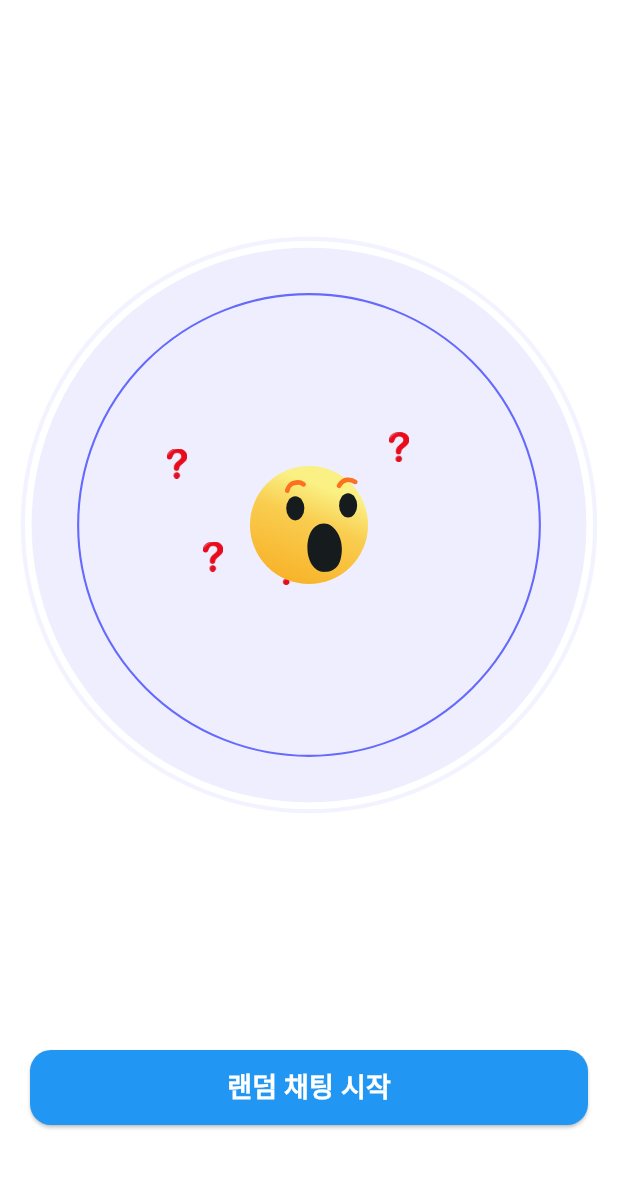
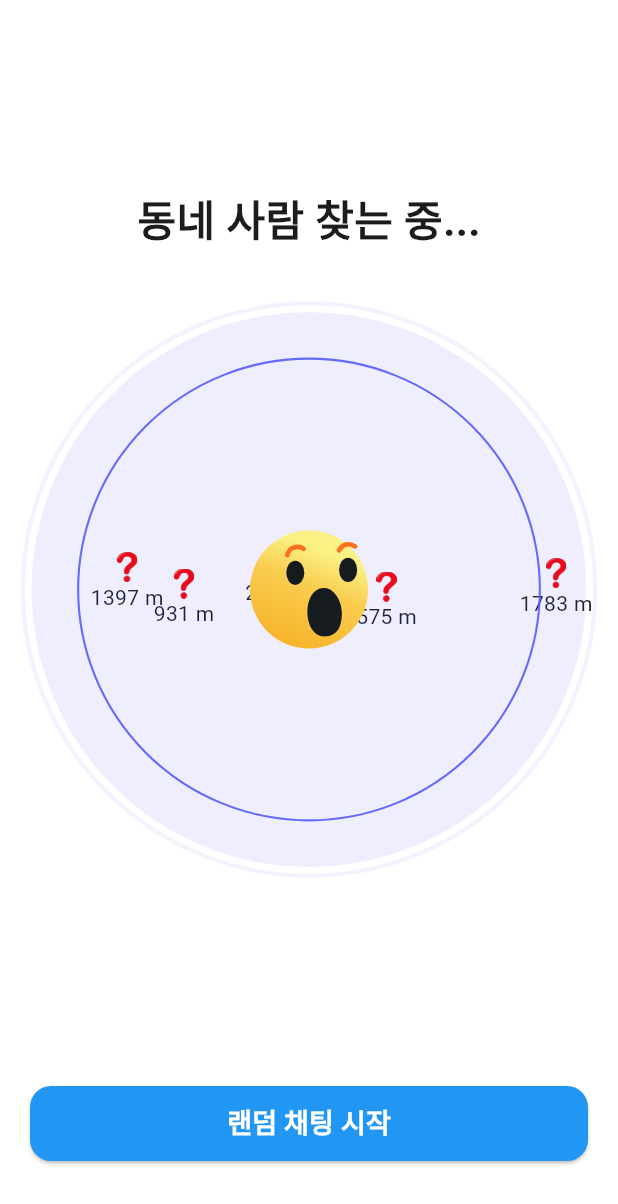
Before and after one commit to monho/emoji, a Flutter app: the screen it shows after launch, on a phone screen of 412 x 824 dp. Shown: the top 1204 px of the screen. Run offline on Flutter 3.47's test engine with Material 3 defaults, Android fonts, the phone set to English and light mode, and no system bars; our stand-ins replace lottie.

Commit message:
Feat: 위치를 기반으로 마커 생성

```diff
--- a/lib/view/main/main_page.dart
+++ b/lib/view/main/main_page.dart
@@ -12,14 +12,14 @@ class MainPage extends StatelessWidget {
 
     //
     // 예시 데이터
-    double myLat = 37.5034138;
-    double myLon = 126.7660309;
+    double myLat = 37.56104;
+    double myLon = 126.9257;
     List<Map<String, dynamic>> peoplePositions = [
-      {'lat': 37.5665, 'lon': 126.9780, 'name': '서울'}, // 서울시청
-      {'lat': 35.1587, 'lon': 129.0551, 'name': '부산'}, // 광안리 해수욕장
-      {'lat': 35.8714, 'lon': 128.6014, 'name': '대구'}, // 대구시청
-      {'lat': 35.1595, 'lon': 126.8526, 'name': '광주'}, // 광주광역시청
-      {'lat': 33.5115, 'lon': 126.4927, 'name': '제주'}, // 제주국제공항
+      {'lat': 37.5450, 'lon': 126.9258, 'name': '1'},
+      {'lat': 37.5736, 'lon': 126.9262, 'name': '2'},
+      {'lat': 37.5694, 'lon': 126.9251, 'name': '3'},
+      {'lat': 37.5559, 'lon': 126.9249, 'name': '4'},
+      {'lat': 37.5633, 'lon': 126.9265, 'name': '5'},
     ];
     //
     //
@@ -45,28 +45,42 @@ class MainPage extends StatelessWidget {
         return calculateDistance(myLat, myLon, e['lat'], e['lon']);
       },
     ).toList();
-    print(distance);
 
     return Scaffold(
       backgroundColor: Colors.white,
       body: Column(
+        mainAxisAlignment: MainAxisAlignment.center,
         children: [
-          SizedBox(
-            width: double.infinity,
-            height: 700,
+          Spacer(),
+          Text(
+            '동네 사람 찾는 중...',
+            style: TextStyle(fontSize: 28, fontWeight: FontWeight.bold),
+          ),
+          SizedBox(height: 20),
+          SizedBox.square(
+            dimension: MediaQuery.of(context).size.width, // 393
             child: Stack(
               alignment: Alignment.center,
               children: [
                 ...List.generate(nearByPeople, (index) {
-                  double xPos = random.nextInt(260) + 70;
-                  double yPos = random.nextInt(220) + 230;
+                  // x 186, y186 기준
+
+                  double xPos =
+                      (myLat - peoplePositions[index]['lat']) * 10000 + 186;
+                  double yPos =
+                      (myLon - peoplePositions[index]['lon']) * 10000 + 186;
                   return Positioned(
                     left: xPos,
                     top: yPos,
-                    child: Image.asset(
-                      'assets/image/question_mark.png',
-                      width: 20,
-                      height: 20,
+                    child: Column(
+                      children: [
+                        Image.asset(
+                          'assets/image/question_mark.png',
+                          width: 20,
+                          height: 20,
+                        ),
+                        Text('${distance[index]} m'),
+                      ],
                     ),
                   );
                 }),
@@ -81,8 +95,9 @@ class MainPage extends StatelessWidget {
               ],
             ),
           ),
+          Spacer(),
           Padding(
-            padding: EdgeInsets.fromLTRB(20, 0, 20, bottomPadding + 20),
+            padding: EdgeInsets.fromLTRB(20, 0, 20, bottomPadding + 50),
             child: ElevatedButton(
               onPressed: () {},
               style: ElevatedButton.styleFrom(
```
Also changed, not shown: assets/lottie/loading.json (added, +1 -0 lines).
